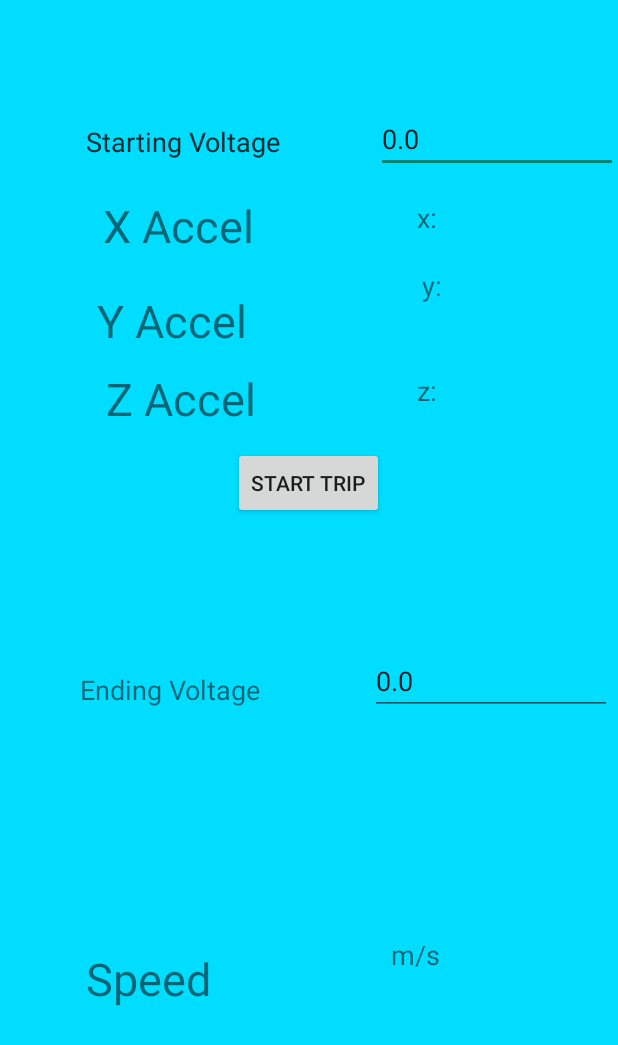
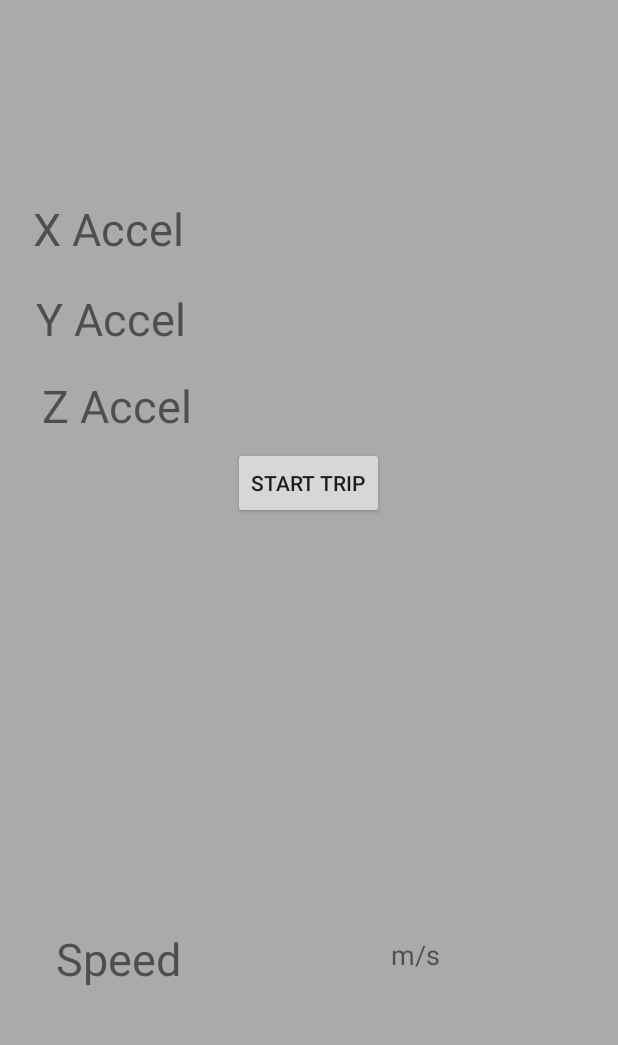
Before and after one commit to Derklez/Electric-Vehicle-Capstone-Project, an Android app: the layout fragment_home.xml on its own in the app's theme, with its tools: preview values and no code run, on a phone screen of 412 x 824 dp. Shown: the top 1045 px of the screen. Run offline under Robolectric (Android 15) with nearby library versions, the phone set to English and light mode, and no system bars.

```diff
--- a/app/src/main/AndroidManifest.xml
+++ b/app/src/main/AndroidManifest.xml
@@ -9,7 +9,9 @@
         android:roundIcon="@mipmap/ic_launcher_round"
         android:supportsRtl="true"
         android:theme="@style/Theme.AppCompat.Light.NoActionBar">
-        <activity android:name=".MainActivity">
+        <activity android:name=".MainActivity"
+            android:screenOrientation="landscape"
+            android:configChanges="orientation|keyboardHidden">
             <intent-filter>
                 <action android:name="android.intent.action.MAIN" />
 
--- a/app/src/main/res/layout/fragment_home.xml
+++ b/app/src/main/res/layout/fragment_home.xml
@@ -3,7 +3,7 @@
     xmlns:tools="http://schemas.android.com/tools"
     android:layout_width="match_parent"
     android:layout_height="match_parent"
-    android:background="@android:color/holo_blue_bright"
+    android:background="@android:color/darker_gray"
     android:id="@+id/homeFragment">
 
     <Button
@@ -14,7 +14,7 @@
         android:layout_centerHorizontal="true"
         android:layout_marginTop="298dp"
         android:onClick="onButtonTap"
-        android:text="Start Trip" />
+        android:text="Start Trip"/>
 
     <android.support.design.widget.TextInputLayout
         android:layout_width="match_parent"
@@ -26,68 +26,35 @@
     </android.support.design.widget.TextInputLayout>
 
     <TextView
-        android:id="@+id/textView2"
-        android:layout_width="143dp"
+        android:id="@+id/xAccelText"
+        android:layout_width="155dp"
         android:layout_height="wrap_content"
-        android:layout_alignParentStart="true"
         android:layout_alignParentTop="true"
-        android:layout_marginStart="57dp"
-        android:layout_marginTop="82dp"
-        android:text="Starting Voltage"
-        android:textSize="18sp" />
-
-    <TextView
-        android:id="@+id/textView"
-        android:layout_width="143dp"
-        android:layout_height="wrap_content"
-        android:layout_alignParentStart="true"
-        android:layout_alignParentTop="true"
-        android:layout_marginStart="57dp"
-        android:layout_marginTop="82dp"
-        android:text="Starting Voltage"
-        android:textSize="18sp" />
-
-    <TextView
-        android:id="@+id/textView3"
-        android:layout_width="143dp"
-        android:layout_height="wrap_content"
-        android:layout_alignParentStart="true"
-        android:layout_alignParentTop="true"
-        android:layout_marginStart="53dp"
-        android:layout_marginTop="447dp"
-        android:text="Ending Voltage"
-        android:textSize="18sp" />
-
-    <TextView
-        android:id="@+id/textView4"
-        android:layout_width="121dp"
-        android:layout_height="wrap_content"
-        android:layout_alignStart="@+id/textView2"
-        android:layout_alignParentTop="true"
-        android:layout_marginStart="11dp"
-        android:layout_marginTop="130dp"
+        android:layout_marginStart="2dp"
+        android:layout_marginTop="132dp"
+        android:paddingLeft="20dp"
         android:text="X Accel"
         android:textSize="30sp" />
 
     <TextView
-        android:id="@+id/textView6"
+        android:id="@+id/yAccelText"
         android:layout_width="121dp"
         android:layout_height="wrap_content"
-        android:layout_alignStart="@+id/textView2"
+        android:layout_alignStart="@+id/xAccelText"
         android:layout_alignParentTop="true"
-        android:layout_marginStart="7dp"
-        android:layout_marginTop="193dp"
+        android:layout_marginStart="22dp"
+        android:layout_marginTop="192dp"
         android:text="Y Accel"
         android:textSize="30sp" />
 
     <TextView
-        android:id="@+id/textView7"
+        android:id="@+id/zAccelText"
         android:layout_width="121dp"
         android:layout_height="wrap_content"
-        android:layout_alignStart="@+id/textView2"
+        android:layout_alignStart="@+id/yAccelText"
         android:layout_alignParentTop="true"
-        android:layout_marginStart="13dp"
-        android:layout_marginTop="245dp"
+        android:layout_marginStart="4dp"
+        android:layout_marginTop="250dp"
         android:text="Z Accel"
         android:textSize="30sp" />
 
@@ -95,10 +62,10 @@
         android:id="@+id/xAccel"
         android:layout_width="92dp"
         android:layout_height="38dp"
-        android:layout_below="@+id/textView4"
+        android:layout_below="@+id/xAccelText"
         android:layout_alignParentEnd="true"
         android:layout_marginTop="-38dp"
-        android:layout_marginEnd="42dp"
+        android:layout_marginEnd="716dp"
         android:text="x:"
         android:textSize="18sp" />
 
@@ -107,9 +74,9 @@
         android:layout_width="89dp"
         android:layout_height="50dp"
         android:layout_alignStart="@+id/xAccel"
-        android:layout_alignBottom="@+id/textView6"
-        android:layout_marginStart="3dp"
-        android:layout_marginBottom="6dp"
+        android:layout_alignBottom="@+id/yAccelText"
+        android:layout_marginStart="-1dp"
+        android:layout_marginBottom="-11dp"
         android:textSize="18sp"
         tools:text="y: " />
 
@@ -118,6 +85,7 @@
         android:layout_width="73dp"
         android:layout_height="37dp"
         android:layout_alignStart="@+id/xAccel"
+        android:layout_alignBottom="@+id/zAccelText"
         android:layout_marginTop="248dp"
         android:layout_marginEnd="47dp"
         android:text="z: "
@@ -127,9 +95,10 @@
         android:id="@+id/currentSpeed"
         android:layout_width="139dp"
         android:layout_height="40dp"
-        android:layout_alignStart="@+id/textView2"
+        android:layout_alignStart="@+id/zAccelText"
         android:layout_alignParentBottom="true"
-        android:layout_marginBottom="152dp"
+        android:layout_marginStart="9dp"
+        android:layout_marginBottom="165dp"
         android:text="Speed"
         android:textSize="30sp" />
 
@@ -143,28 +112,5 @@
         android:text=" m/s"
         android:textSize="18sp" />
 
-    <EditText
-        android:id="@+id/startVolts"
-        android:layout_width="161dp"
-        android:layout_height="wrap_content"
-        android:layout_alignParentTop="true"
-        android:layout_alignParentEnd="true"
-        android:layout_marginTop="70dp"
-        android:ems="10"
-        android:inputType="numberDecimal"
-        android:text="0.0" />
-
-    <EditText
-        android:id="@+id/endVolts"
-        android:layout_width="161dp"
-        android:layout_height="wrap_content"
-        android:layout_alignParentTop="true"
-        android:layout_alignParentEnd="true"
-        android:layout_marginTop="431dp"
-        android:layout_marginEnd="4dp"
-        android:ems="10"
-        android:inputType="numberDecimal"
-        android:text="0.0" />
-
 
 </RelativeLayout>
```
Also changed, not shown: app/src/main/java/edu/uwm/team10/electricvehicleapp/HomeFragment.java (+0 -8 lines), app/src/main/java/edu/uwm/team10/electricvehicleapp/MainActivity.java (+68 -2 lines).
